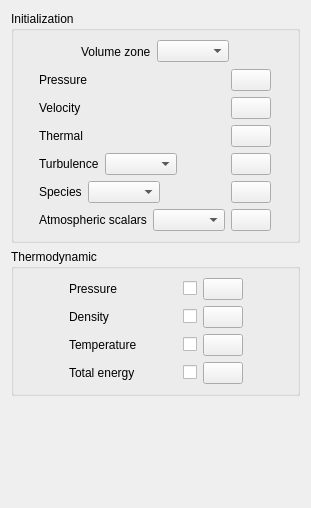
Above: gui/Pages/InitializationForm.ui from code-saturne/code_saturne before the change. Below: the same form after it.
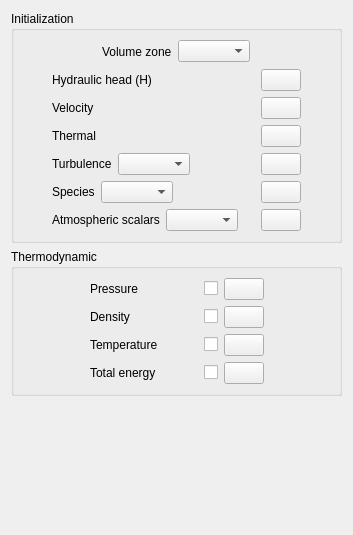
That is the form after the change. Icons and pictures are not drawn.

```diff
--- a/gui/Pages/InitializationForm.ui
+++ b/gui/Pages/InitializationForm.ui
@@ -6,15 +6,17 @@
    <rect>
     <x>0</x>
     <y>0</y>
-    <width>311</width>
-    <height>508</height>
+    <width>353</width>
+    <height>535</height>
    </rect>
   </property>
   <property name="windowTitle">
    <string>Form</string>
   </property>
   <layout class="QGridLayout" name="gridLayout_2">
-   <item row="0" column="0">
+   <item row="0" column="1" rowspan="2">
+    <layout class="QVBoxLayout" name="verticalLayout_2">
+     <item>
     <widget class="QGroupBox" name="groupBoxZone">
      <property name="title">
       <string>Initialization</string>
@@ -80,7 +82,7 @@
           <item>
            <widget class="QLabel" name="labelpressure">
             <property name="text">
-             <string>Pressure</string>
+               <string>Hydraulic head (H)</string>
             </property>
            </widget>
           </item>
@@ -360,7 +362,7 @@
      </layout>
     </widget>
    </item>
-   <item row="1" column="0">
+     <item>
     <widget class="QGroupBox" name="groupBoxThermodynamic">
      <property name="title">
       <string>Thermodynamic</string>
@@ -627,7 +629,7 @@
      </layout>
     </widget>
    </item>
-   <item row="2" column="0">
+     <item>
     <spacer>
      <property name="orientation">
       <enum>Qt::Vertical</enum>
@@ -636,6 +638,34 @@
       <size>
        <width>16</width>
        <height>16</height>
+        </size>
+       </property>
+      </spacer>
+     </item>
+    </layout>
+   </item>
+   <item row="0" column="2">
+    <spacer name="horizontalSpacer_6">
+     <property name="orientation">
+      <enum>Qt::Horizontal</enum>
+     </property>
+     <property name="sizeHint" stdset="0">
+      <size>
+       <width>0</width>
+       <height>20</height>
+      </size>
+     </property>
+    </spacer>
+   </item>
+   <item row="1" column="0">
+    <spacer name="horizontalSpacer_5">
+     <property name="orientation">
+      <enum>Qt::Horizontal</enum>
+     </property>
+     <property name="sizeHint" stdset="0">
+      <size>
+       <width>0</width>
+       <height>20</height>
       </size>
      </property>
     </spacer>
```
Left out of the diff: 4 changed lines with no effect on the pictures. Lines whose indentation alone changed are shown as unchanged.
